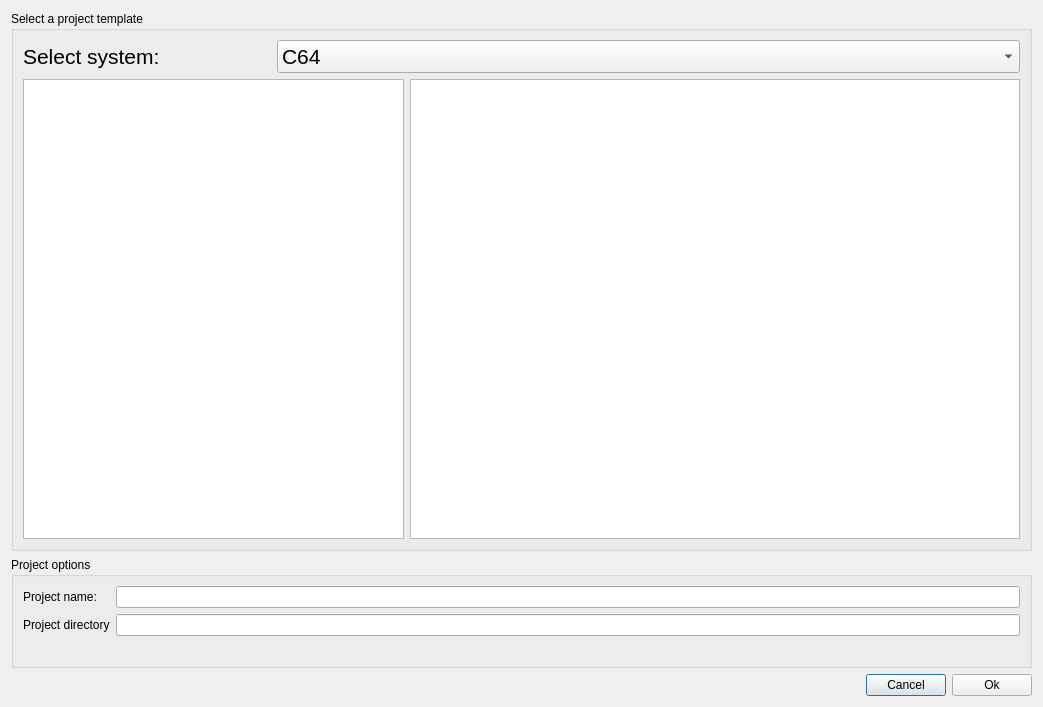
Old version of the form source/dialognewproject.ui in the repository leuat/TRSE.
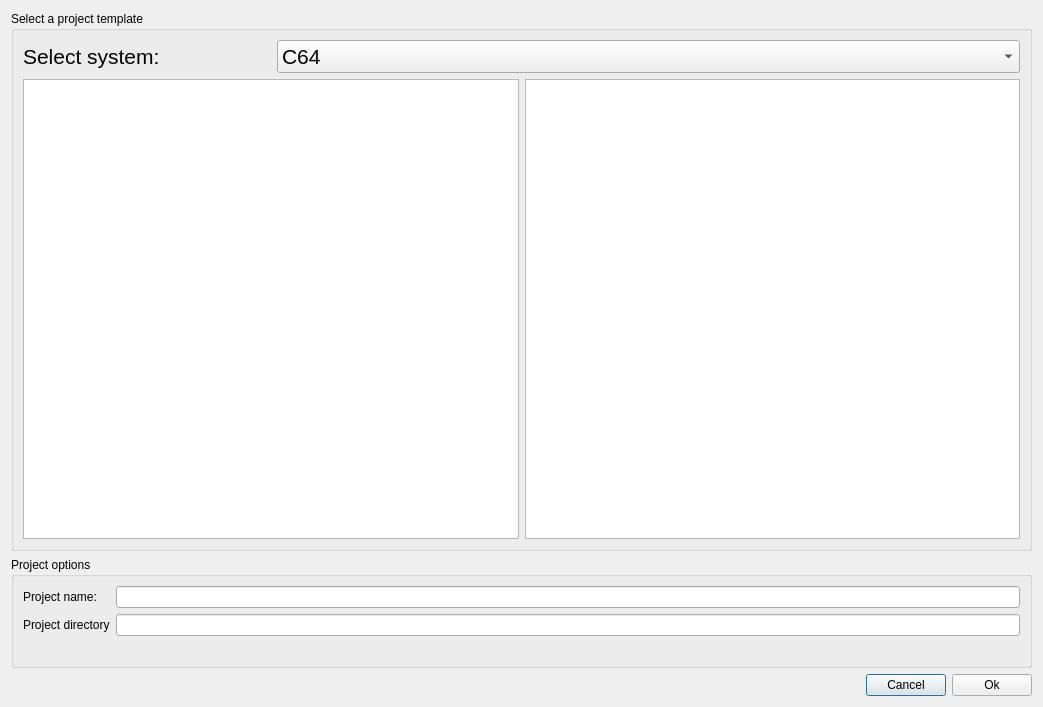
New version of the form.

The edit to the form file:
```diff
--- a/source/dialognewproject.ui
+++ b/source/dialognewproject.ui
@@ -91,13 +91,13 @@
        </layout>
       </item>
       <item row="1" column="0" rowspan="2">
-       <layout class="QHBoxLayout" name="horizontalLayout_3" stretch="5,8">
-        <item>
-         <widget class="QTextBrowser" name="txtInfo"/>
-        </item>
+       <layout class="QHBoxLayout" name="horizontalLayout_3" stretch="5,5">
         <item>
          <widget class="QListWidget" name="lstData"/>
         </item>
+        <item>
+         <widget class="QTextBrowser" name="txtInfo"/>
+        </item>
        </layout>
       </item>
      </layout>
```
